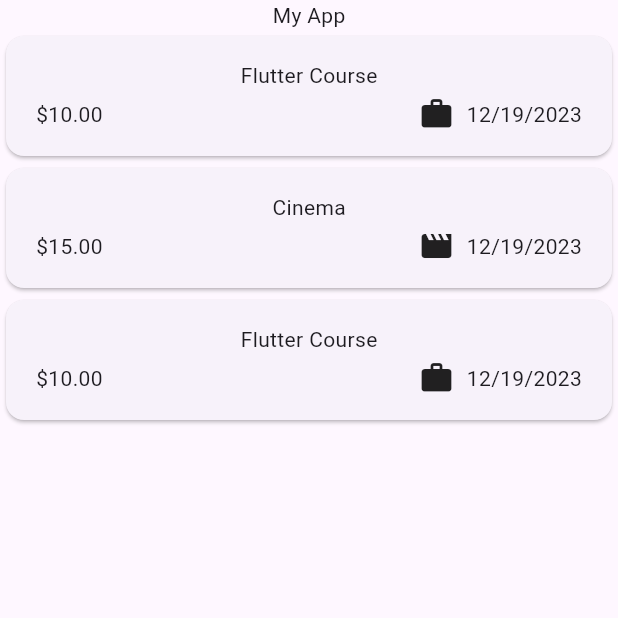
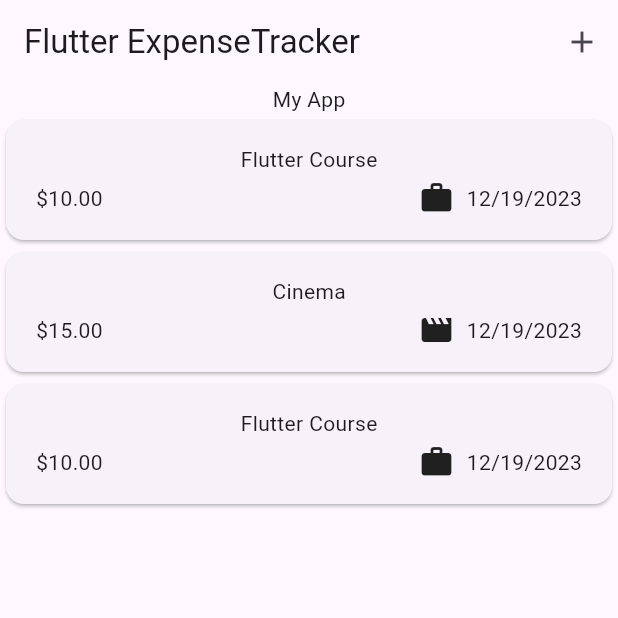
Before and after one commit to TienPhuc02/flutter-academind, a Flutter app: the screen it shows after launch, on a phone screen of 412 x 824 dp, the top half of it. Run offline on Flutter 3.47's test engine with Material 3 defaults, Android fonts, the phone set to English and light mode, and no system bars; our stand-ins replace google_fonts.

Commit message:
setting app bar title & action

```diff
--- a/flutter_chapter_5/lib/main.dart
+++ b/flutter_chapter_5/lib/main.dart
@@ -10,6 +10,7 @@ class MyApp extends StatelessWidget {
 
   @override
   Widget build(BuildContext context) {
-    return const MaterialApp(home: Expenses());
+    return const MaterialApp(
+      home: Expenses());
   }
 }
--- a/flutter_chapter_5/lib/widgets/expenses.dart
+++ b/flutter_chapter_5/lib/widgets/expenses.dart
@@ -35,6 +35,10 @@ class _ExpenState extends State<Expenses> {
   @override
   Widget build(BuildContext context) {
     return Scaffold(
+      appBar: AppBar(
+        title: const Text("Flutter ExpenseTracker"),
+        actions: [IconButton(onPressed: () {}, icon: const Icon(Icons.add))],
+      ),
       body: Column(
         children: [
           const Text("My App"),
```
